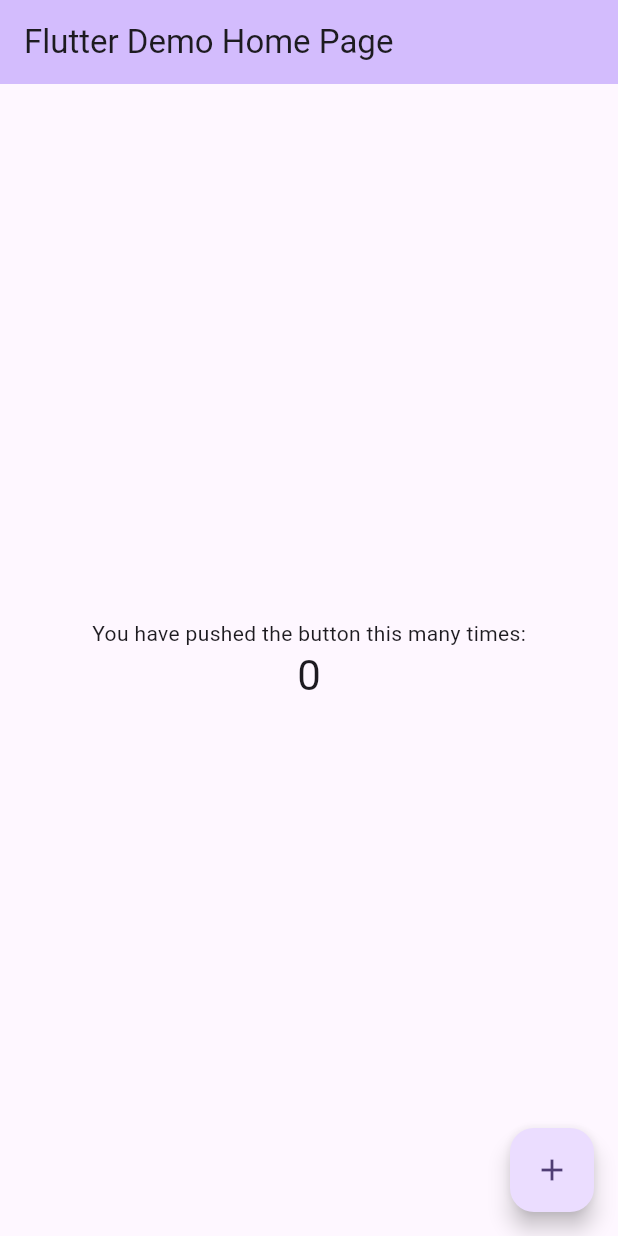
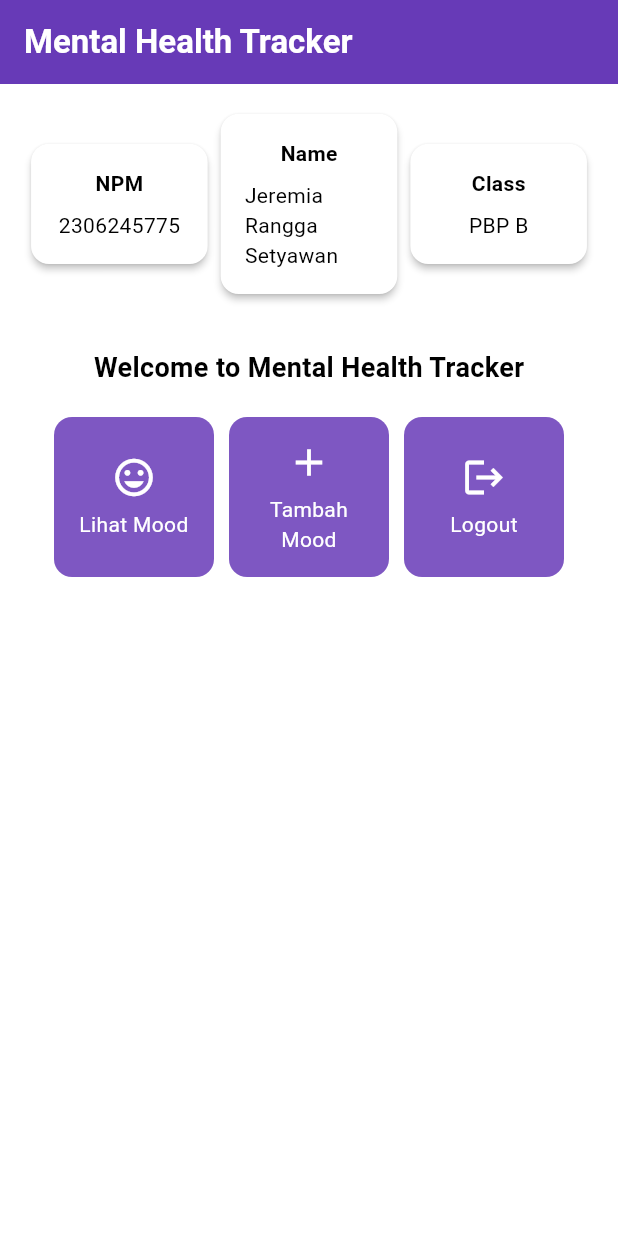
Before and after one commit to jeremiaranggasetyawan/mental-health-tracker-mobile, a Flutter app: the screen it shows after launch, on a phone screen of 412 x 824 dp. Run offline on Flutter 3.47's test engine with Material 3 defaults, Android fonts, the phone set to English and light mode, and no system bars.

Commit message:
Selesai Tutorial 6

```diff
--- a/lib/main.dart
+++ b/lib/main.dart
@@ -1,3 +1,4 @@
+import 'package:mental_health_tracker/menu.dart';
 import 'package:flutter/material.dart';
 
 void main() {
@@ -28,98 +29,12 @@ class MyApp extends StatelessWidget {
         //
         // This works for code too, not just values: Most code changes can be
         // tested with just a hot reload.
-        colorScheme: ColorScheme.fromSeed(seedColor: Colors.deepPurple),
+        colorScheme: ColorScheme.fromSwatch(
+          primarySwatch: Colors.deepPurple,
+        ).copyWith(secondary: Colors.deepPurple[400]),
         useMaterial3: true,
       ),
-      home: const MyHomePage(title: 'Flutter Demo Home Page'),
+      home: MyHomePage(),
     );
   }
 }
-
-class MyHomePage extends StatefulWidget {
-  const MyHomePage({super.key, required this.title});
-
-  // This widget is the home page of your application. It is stateful, meaning
-  // that it has a State object (defined below) that contains fields that affect
-  // how it looks.
-
-  // This class is the configuration for the state. It holds the values (in this
-  // case the title) provided by the parent (in this case the App widget) and
-  // used by the build method of the State. Fields in a Widget subclass are
-  // always marked "final".
-
-  final String title;
-
-  @override
-  State<MyHomePage> createState() => _MyHomePageState();
-}
-
-class _MyHomePageState extends State<MyHomePage> {
-  int _counter = 0;
-
-  void _incrementCounter() {
-    setState(() {
-      // This call to setState tells the Flutter framework that something has
-      // changed in this State, which causes it to rerun the build method below
-      // so that the display can reflect the updated values. If we changed
-      // _counter without calling setState(), then the build method would not be
-      // called again, and so nothing would appear to happen.
-      _counter++;
-    });
-  }
-
-  @override
-  Widget build(BuildContext context) {
-    // This method is rerun every time setState is called, for instance as done
-    // by the _incrementCounter method above.
-    //
-    // The Flutter framework has been optimized to make rerunning build methods
-    // fast, so that you can just rebuild anything that needs updating rather
-    // than having to individually change instances of widgets.
-    return Scaffold(
-      appBar: AppBar(
-        // TRY THIS: Try changing the color here to a specific color (to
-        // Colors.amber, perhaps?) and trigger a hot reload to see the AppBar
-        // change color while the other colors stay the same.
-        backgroundColor: Theme.of(context).colorScheme.inversePrimary,
-        // Here we take the value from the MyHomePage object that was created by
-        // the App.build method, and use it to set our appbar title.
-        title: Text(widget.title),
-      ),
-      body: Center(
-        // Center is a layout widget. It takes a single child and positions it
-        // in the middle of the parent.
-        child: Column(
-          // Column is also a layout widget. It takes a list of children and
-          // arranges them vertically. By default, it sizes itself to fit its
-          // children horizontally, and tries to be as tall as its parent.
-          //
-          // Column has various properties to control how it sizes itself and
-          // how it positions its children. Here we use mainAxisAlignment to
-          // center the children vertically; the main axis here is the vertical
-          // axis because Columns are vertical (the cross axis would be
-          // horizontal).
-          //
-          // TRY THIS: Invoke "debug painting" (choose the "Toggle Debug Paint"
-          // action in the IDE, or press "p" in the console), to see the
-          // wireframe for each widget.
-          mainAxisAlignment: MainAxisAlignment.center,
-          children: <Widget>[
-            const Text(
-              'You have pushed the button this many times:',
-            ),
-            Text(
-              '$_counter',
-              style: Theme.of(context).textTheme.headlineMedium,
-            ),
-          ],
-        ),
-      ),
-      floatingActionButton: FloatingActionButton(
-        onPressed: _incrementCounter,
-        tooltip: 'Increment',
-        child: const Icon(Icons.add),
-      ), // This trailing comma makes auto-formatting nicer for build methods.
-    );
-  }
-}
--- /dev/null
+++ b/lib/menu.dart
@@ -0,0 +1,186 @@
+import 'package:flutter/material.dart';
+
+class MyHomePage extends StatelessWidget {
+  MyHomePage({super.key});
+  final String npm = '2306245775'; // NPM
+  final String name = 'Jeremia Rangga Setyawan'; // Nama
+  final String className = 'PBP B'; // Kelas
+
+  final List<ItemHomepage> items = [
+    ItemHomepage("Lihat Mood", Icons.mood),
+    ItemHomepage("Tambah Mood", Icons.add),
+    ItemHomepage("Logout", Icons.logout),
+  ];
+
+  @override
+  Widget build(BuildContext context) {
+    // Scaffold menyediakan struktur dasar halaman dengan AppBar dan body.
+    return Scaffold(
+      // AppBar adalah bagian atas halaman yang menampilkan judul.
+      appBar: AppBar(
+        // Judul aplikasi "Mental Health Tracker" dengan teks putih dan tebal.
+        title: const Text(
+          'Mental Health Tracker',
+          style: TextStyle(
+            color: Colors.white,
+            fontWeight: FontWeight.bold,
+          ),
+        ),
+        // Warna latar belakang AppBar diambil dari skema warna tema aplikasi.
+        backgroundColor: Theme.of(context).colorScheme.primary,
+      ),
+      // Body halaman dengan padding di sekelilingnya.
+      body: Padding(
+        padding: const EdgeInsets.all(16.0),
+        // Menyusun widget secara vertikal dalam sebuah kolom.
+        child: Column(
+          crossAxisAlignment: CrossAxisAlignment.center,
+          children: [
+            // Row untuk menampilkan 3 InfoCard secara horizontal.
+            Row(
+              mainAxisAlignment: MainAxisAlignment.spaceEvenly,
+              children: [
+                InfoCard(title: 'NPM', content: npm),
+                InfoCard(title: 'Name', content: name),
+                InfoCard(title: 'Class', content: className),
+              ],
+            ),
+
+            // Memberikan jarak vertikal 16 unit.
+            const SizedBox(height: 16.0),
+
+            // Menempatkan widget berikutnya di tengah halaman.
+            Center(
+              child: Column(
+                // Menyusun teks dan grid item secara vertikal.
+
+                children: [
+                  // Menampilkan teks sambutan dengan gaya tebal dan ukuran 18.
+                  const Padding(
+                    padding: EdgeInsets.only(top: 16.0),
+                    child: Text(
+                      'Welcome to Mental Health Tracker',
+                      style: TextStyle(
+                        fontWeight: FontWeight.bold,
+                        fontSize: 18.0,
+                      ),
+                    ),
+                  ),
+
+                  // Grid untuk menampilkan ItemCard dalam bentuk grid 3 kolom.
+                  GridView.count(
+                    primary: true,
+                    padding: const EdgeInsets.all(20),
+                    crossAxisSpacing: 10,
+                    mainAxisSpacing: 10,
+                    crossAxisCount: 3,
+                    // Agar grid menyesuaikan tinggi kontennya.
+                    shrinkWrap: true,
+
+                    // Menampilkan ItemCard untuk setiap item dalam list items.
+                    children: items.map((ItemHomepage item) {
+                      return ItemCard(item);
+                    }).toList(),
+                  ),
+                ],
+              ),
+            ),
+          ],
+        ),
+      ),
+    );
+  }
+}
+
+class InfoCard extends StatelessWidget {
+  // Kartu informasi yang menampilkan title dan content.
+
+  final String title; // Judul kartu.
+  final String content; // Isi kartu.
+
+  const InfoCard({super.key, required this.title, required this.content});
+
+  @override
+  Widget build(BuildContext context) {
+    return Card(
+      // Membuat kotak kartu dengan bayangan dibawahnya.
+      elevation: 2.0,
+      child: Container(
+        // Mengatur ukuran dan jarak di dalam kartu.
+        width: MediaQuery.of(context).size.width /
+            3.5, // menyesuaikan dengan lebar device yang digunakan.
+        padding: const EdgeInsets.all(16.0),
+        // Menyusun title dan content secara vertikal.
+        child: Column(
+          children: [
+            Text(
+              title,
+              style: const TextStyle(fontWeight: FontWeight.bold),
+            ),
+            const SizedBox(height: 8.0),
+            Text(content),
+          ],
+        ),
+      ),
+    );
+  }
+}
+
+class ItemHomepage {
+  final String name;
+  final IconData icon;
+
+  ItemHomepage(this.name, this.icon);
+}
+
+class ItemCard extends StatelessWidget {
+  // Menampilkan kartu dengan ikon dan nama.
+
+  final ItemHomepage item;
+
+  const ItemCard(this.item, {super.key});
+
+  @override
+  Widget build(BuildContext context) {
+    return Material(
+      // Menentukan warna latar belakang dari tema aplikasi.
+      color: Theme.of(context).colorScheme.secondary,
+      // Membuat sudut kartu melengkung.
+      borderRadius: BorderRadius.circular(12),
+
+      child: InkWell(
+        // Aksi ketika kartu ditekan.
+        onTap: () {
+          // Menampilkan pesan SnackBar saat kartu ditekan.
+          ScaffoldMessenger.of(context)
+            ..hideCurrentSnackBar()
+            ..showSnackBar(SnackBar(
+                content: Text("Kamu telah menekan tombol ${item.name}!")));
+        },
+        // Container untuk menyimpan Icon dan Text
+        child: Container(
+          padding: const EdgeInsets.all(8),
+          child: Center(
+            child: Column(
+              // Menyusun ikon dan teks di tengah kartu.
+              mainAxisAlignment: MainAxisAlignment.center,
+              children: [
+                Icon(
+                  item.icon,
+                  color: Colors.white,
+                  size: 30.0,
+                ),
+                const Padding(padding: EdgeInsets.all(3)),
+                Text(
+                  item.name,
+                  textAlign: TextAlign.center,
+                  style: const TextStyle(color: Colors.white),
+                ),
+              ],
+            ),
+          ),
+        ),
+      ),
+    );
+  }
+}
```
